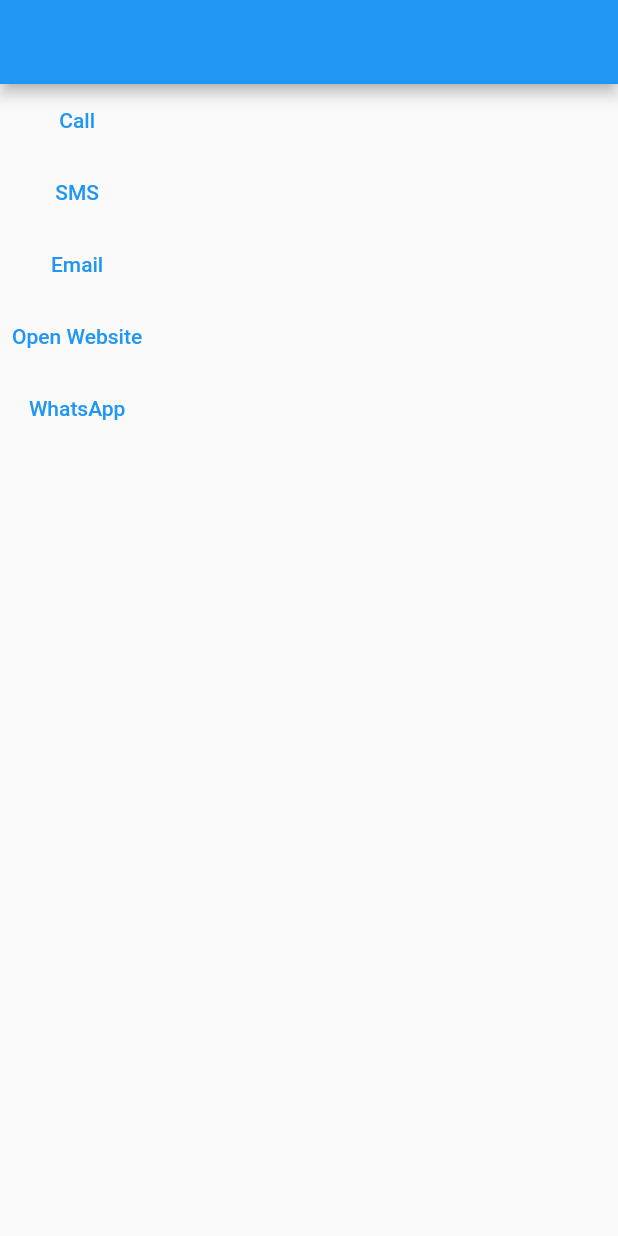
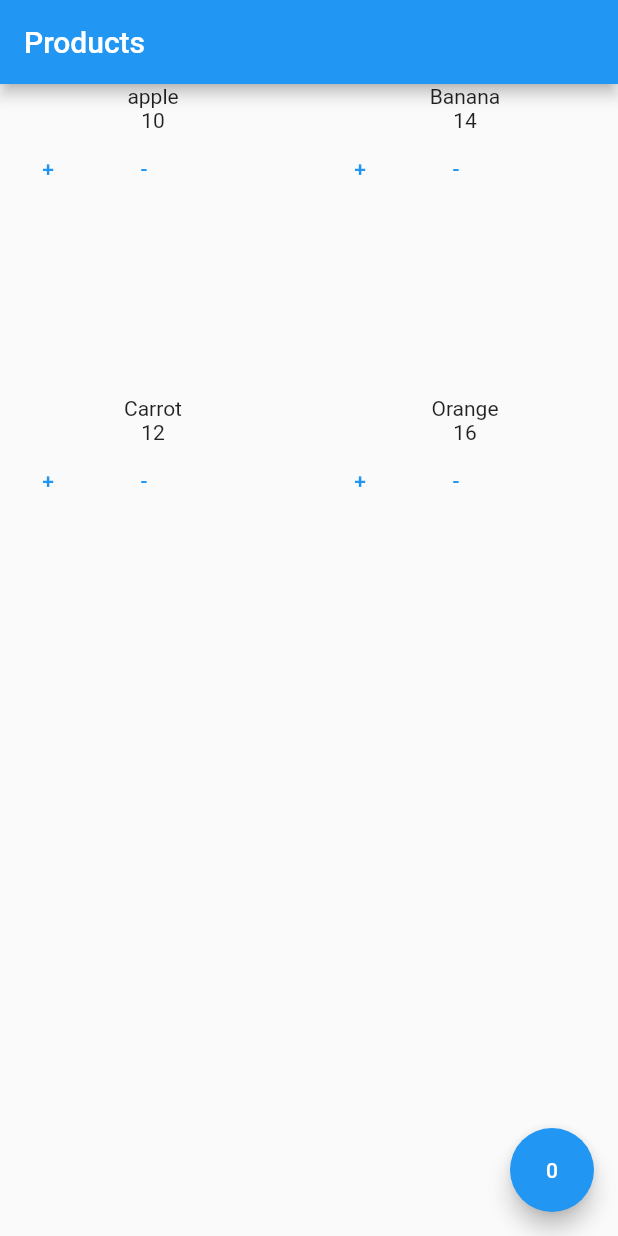
Before and after one commit to codesundar/ksqure, a Flutter app: the screen it shows after launch, on a phone screen of 412 x 824 dp. Run offline on Flutter 3.47's test engine with Material 2 defaults, Android fonts, the phone set to English and light mode, and no system bars; our stand-ins replace get, get_storage, image_picker.

```diff
--- /dev/null
+++ b/lib/controllers/cart.dart
@@ -0,0 +1,70 @@
+import 'package:get/get.dart';
+
+class CartController extends GetxController {
+  var products = [
+    {
+      "id": 1,
+      "name": "apple",
+      "qty": 1,
+      "price": 10,
+    },
+    {
+      "id": 2,
+      "name": "Banana",
+      "qty": 1,
+      "price": 14,
+    },
+    {
+      "id": 3,
+      "name": "Carrot",
+      "qty": 1,
+      "price": 12,
+    },
+    {
+      "id": 4,
+      "name": "Orange",
+      "qty": 1,
+      "price": 16,
+    },
+  ];
+  var cart = [].obs;
+  var finalPrice = 0.obs;
+  var cartQty = 0.obs;
+
+  addToCart(newitem) {
+    print(newitem);
+    var index = cart.indexWhere((existing) => existing['id'] == newitem['id']);
+    if (index == -1) {
+      cart.add(newitem);
+    } else {
+      cart[index]['qty'] = cart[index]['qty'] + 1;
+    }
+    print(cart);
+    cart.refresh();
+    calculate();
+  }
+
+  removeCart(existingItem) {
+    var index =
+        cart.indexWhere((existing) => existing['id'] == existingItem['id']);
+    if (index == -1) {
+      print("No item found");
+    } else {
+      cart[index]['qty'] = cart[index]['qty'] - 1;
+    }
+    print(cart);
+    cart.refresh();
+    calculate();
+  }
+
+  calculate() {
+    cartQty.value = cart.length;
+    var tmpTotal = 0;
+    cart.forEach((item) {
+      tmpTotal = item['qty'] * item['price'];
+    });
+    finalPrice.value = finalPrice.value + tmpTotal;
+    print(cartQty);
+    print(finalPrice);
+  }
+}
--- a/lib/main.dart
+++ b/lib/main.dart
@@ -2,6 +2,8 @@ import 'package:flutter/material.dart';
 import 'package:project_name/home.dart';
 import 'package:get/get.dart';
 import 'package:project_name/screens/bottom-nav-example.dart';
+import 'package:project_name/screens/cart-logics/products.dart';
+import 'package:project_name/screens/counter.dart';
 import 'package:project_name/screens/http-example.dart';
 import 'package:project_name/screens/login.dart';
 import 'package:project_name/screens/profile.dart';
@@ -19,7 +21,8 @@ class MyApp extends StatelessWidget {
   @override
   Widget build(BuildContext context) {
     return GetMaterialApp(
-      home: URLLauncherExample(),
+      debugShowCheckedModeBanner: false,
+      home: ProductListScreen(),
     );
   }
 }
--- /dev/null
+++ b/lib/screens/cart-logics/products.dart
@@ -0,0 +1,62 @@
+import 'package:flutter/material.dart';
+import 'package:get/get.dart';
+import 'package:project_name/controllers/cart.dart';
+import 'package:project_name/screens/cart-logics/cart.dart';
+
+class ProductListScreen extends StatelessWidget {
+  ProductListScreen({Key? key}) : super(key: key);
+
+  CartController _cartController = Get.put(CartController());
+
+  @override
+  Widget build(BuildContext context) {
+    return Scaffold(
+        appBar: AppBar(
+          title: Text("Products"),
+        ),
+        body: GridView.builder(
+          itemCount: _cartController.products.length,
+          gridDelegate: SliverGridDelegateWithFixedCrossAxisCount(
+            crossAxisCount: 2,
+            crossAxisSpacing: 4,
+            mainAxisSpacing: 4,
+          ),
+          itemBuilder: (bc, index) {
+            return Container(
+              child: Column(children: [
+                Text("${_cartController.products[index]['name']}"),
+                Text("${_cartController.products[index]['price']}"),
+                Row(
+                  children: [
+                    TextButton(
+                      child: Text("+"),
+                      onPressed: () {
+                        _cartController
+                            .addToCart(_cartController.products[index]);
+                      },
+                    ),
+                    TextButton(
+                      child: Text("-"),
+                      onPressed: () {
+                        _cartController
+                            .removeCart(_cartController.products[index]);
+                      },
+                    )
+                  ],
+                )
+              ]),
+            );
+          },
+        ),
+        floatingActionButton: FloatingActionButton(
+          onPressed: () {
+            Get.to(CartScreen());
+          },
+          child: Obx(
+            () => Text(
+              _cartController.cartQty.value.toString(),
+            ),
+          ),
+        ));
+  }
+}
```
Also changed, not shown: lib/controllers/counter.dart (added, +15 -0 lines), lib/screens/cart-logics/cart.dart (added, +48 -0 lines), lib/screens/cart-logics/checkout.dart (added, +48 -0 lines), lib/screens/counter-dummy.dart (added, +37 -0 lines), lib/screens/counter.dart (added, +44 -0 lines), lib/screens/profile.dart (+19 -19 lines).
